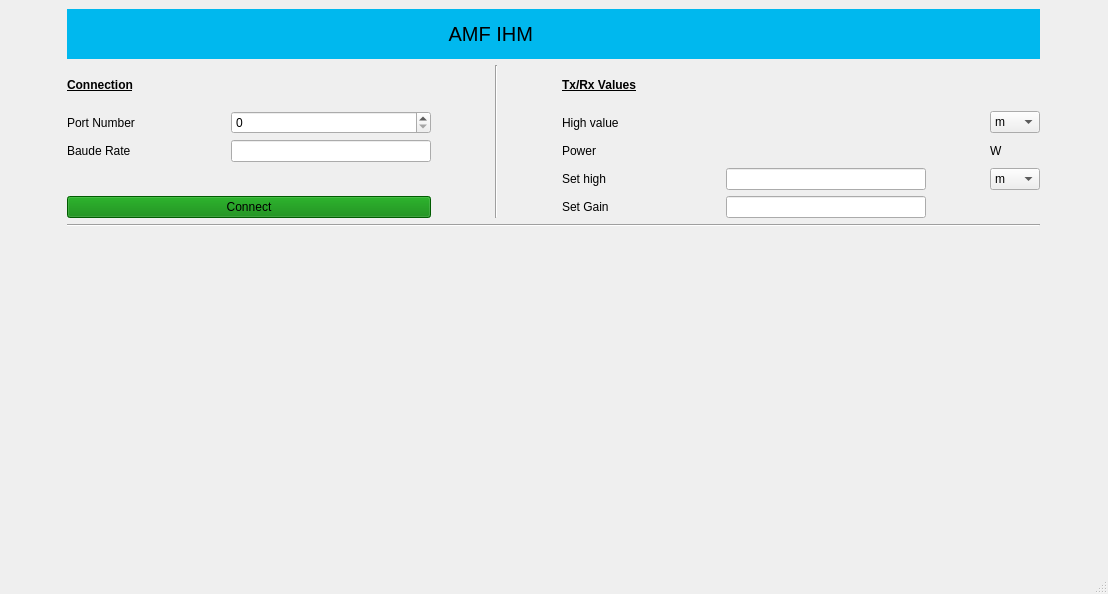
Before: the Qt Designer form mainwindow.ui in omarabedk/Projet-IPS, drawn with Qt 5.
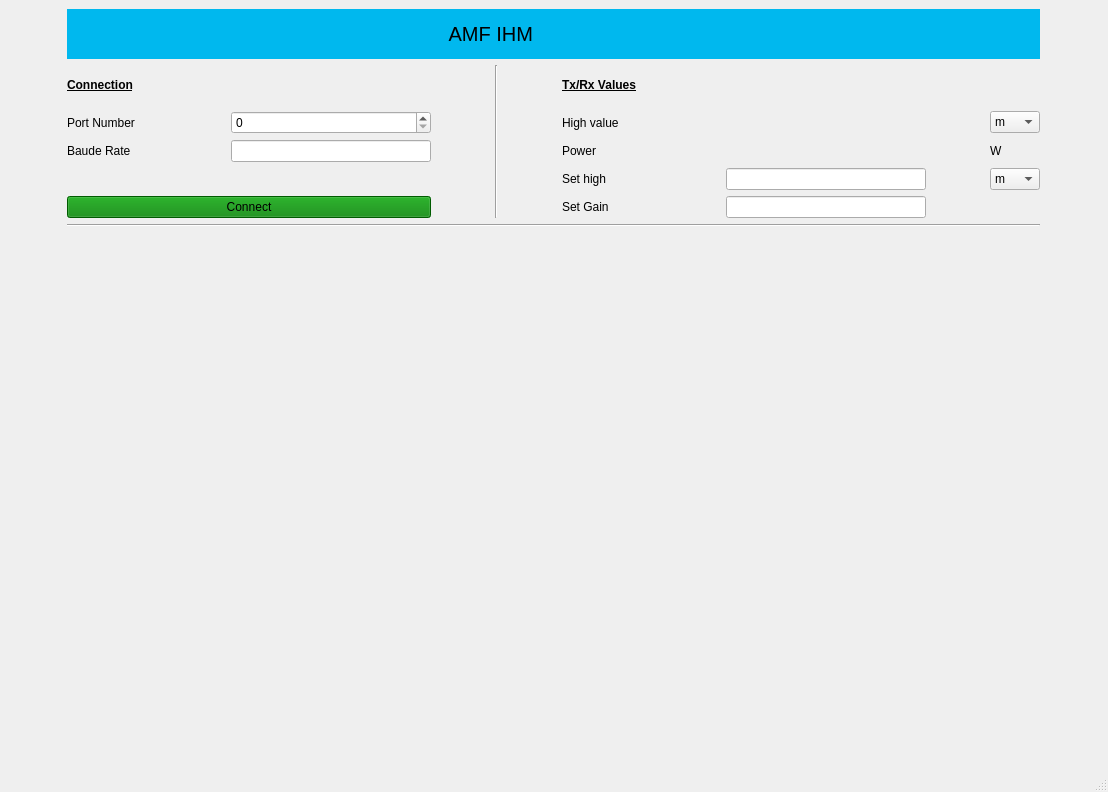
After: the same form once the commit is applied. Custom widgets are drawn as their Qt base class.

Commit message: adding the third graph

Diff of the .ui file:
```diff
--- a/mainwindow.ui
+++ b/mainwindow.ui
@@ -7,7 +7,7 @@
     <x>0</x>
     <y>0</y>
     <width>1108</width>
-    <height>594</height>
+    <height>792</height>
    </rect>
   </property>
   <property name="windowTitle">
@@ -341,10 +341,10 @@
       </property>
      </widget>
     </item>
-    <item row="12" column="2">
+    <item row="12" column="2" colspan="2">
      <widget class="QCustomPlot" name="PowerTimeGraph" native="true"/>
     </item>
-    <item row="12" column="3" colspan="2">
+    <item row="12" column="4" colspan="2">
      <widget class="QCustomPlot" name="PowerHighGraph" native="true">
       <property name="baseSize">
        <size>
```
The commit also changes 2 other files.
